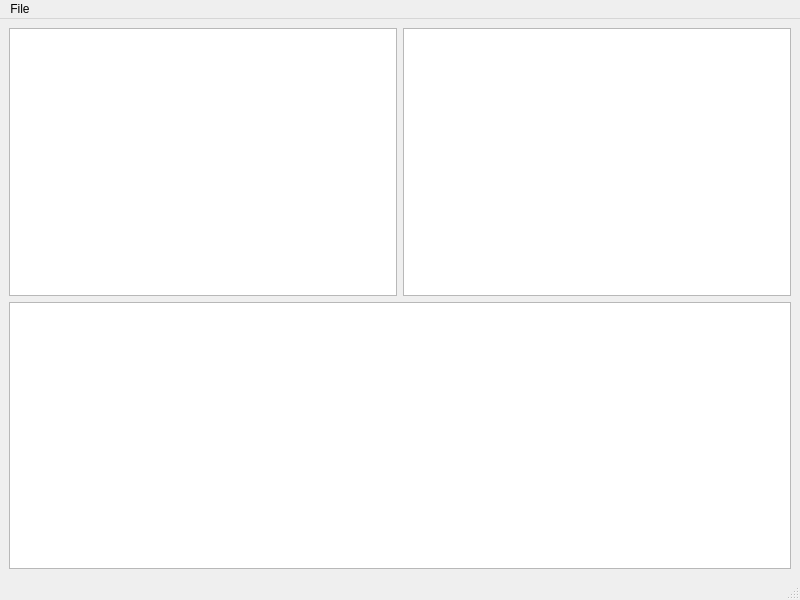
Old version of the form UI/MainWindow.ui in the repository hheld/BibKeyChanger.
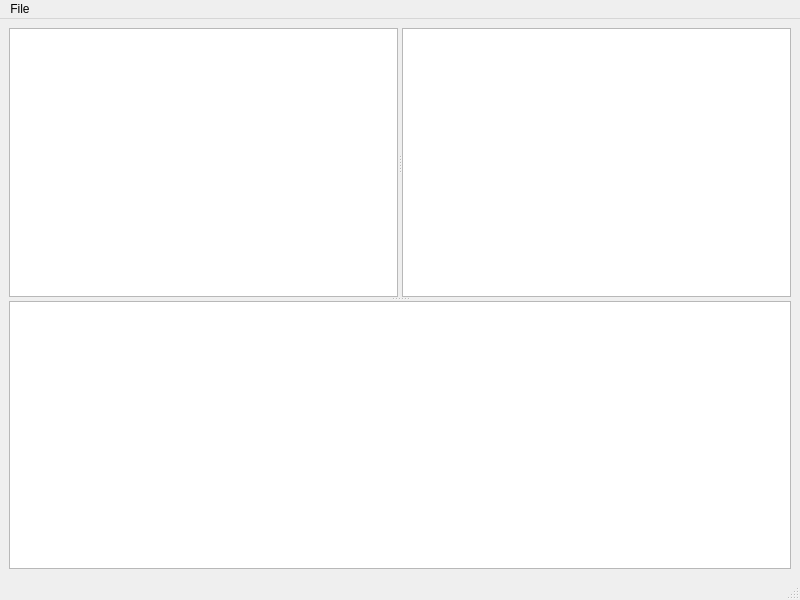
New version of the form.

Commit message: Preview of BibTex file looks nicer now.

Patch:
```diff
--- a/UI/MainWindow.ui
+++ b/UI/MainWindow.ui
@@ -16,13 +16,33 @@
   <widget class="QWidget" name="centralwidget">
    <layout class="QGridLayout" name="gridLayout">
     <item row="0" column="0">
-     <widget class="QListView" name="lv_fields"/>
-    </item>
-    <item row="0" column="1">
-     <widget class="QListView" name="lv_persons"/>
-    </item>
-    <item row="1" column="0" colspan="2">
-     <widget class="QTableView" name="tv_bibData"/>
+     <widget class="QSplitter" name="splitter_2">
+      <property name="orientation">
+       <enum>Qt::Vertical</enum>
+      </property>
+      <widget class="QSplitter" name="splitter">
+       <property name="orientation">
+        <enum>Qt::Horizontal</enum>
+       </property>
+       <widget class="QListView" name="lv_fields">
+        <property name="editTriggers">
+         <set>QAbstractItemView::NoEditTriggers</set>
+        </property>
+        <property name="selectionMode">
+         <enum>QAbstractItemView::MultiSelection</enum>
+        </property>
+       </widget>
+       <widget class="QListView" name="lv_persons">
+        <property name="editTriggers">
+         <set>QAbstractItemView::NoEditTriggers</set>
+        </property>
+        <property name="selectionMode">
+         <enum>QAbstractItemView::MultiSelection</enum>
+        </property>
+       </widget>
+      </widget>
+      <widget class="QTextBrowser" name="tb_preview"/>
+     </widget>
     </item>
    </layout>
   </widget>
```
The commit also changes 1 other file.
